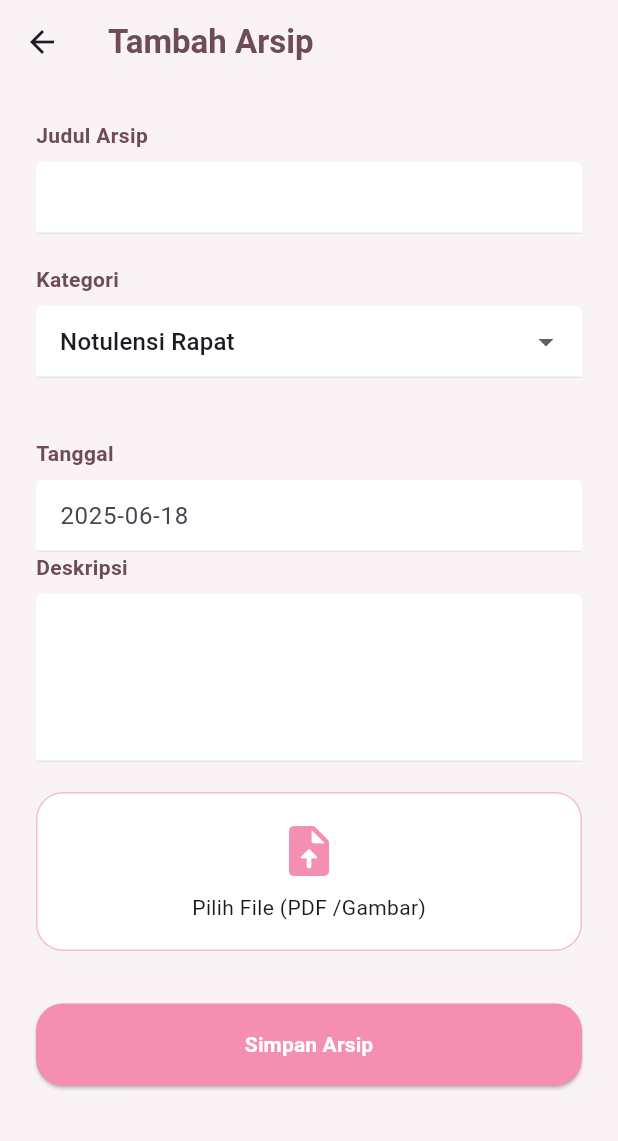
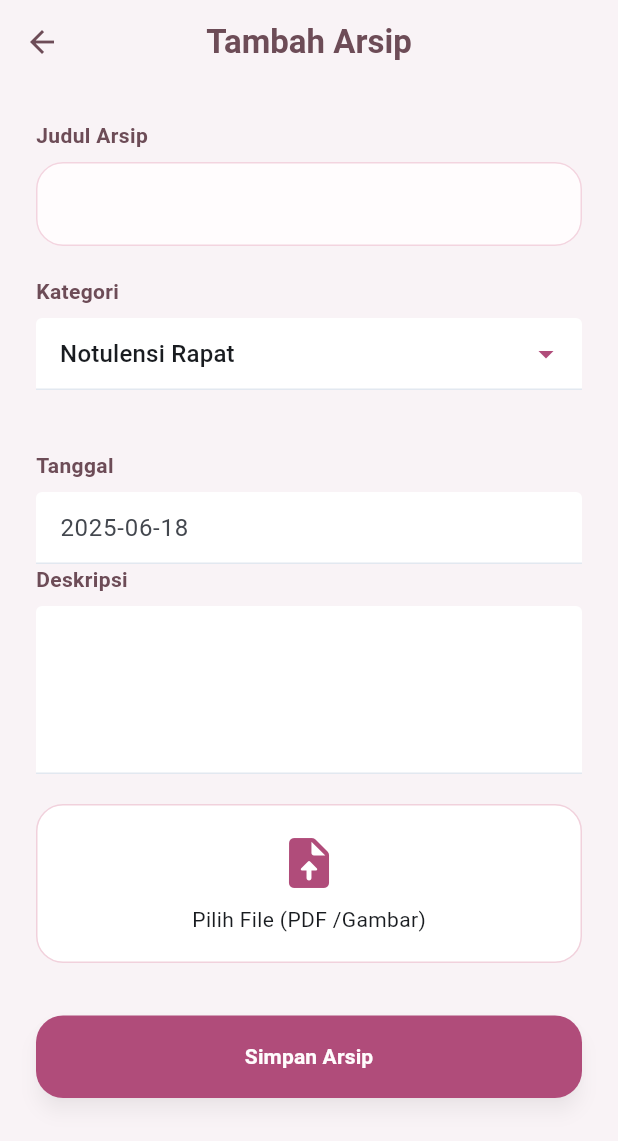
Before and after one commit to lutfiahdamayanti/arsipku-flutter, a Flutter app: the TambahArsipPage screen opened directly, on a phone screen of 412 x 824 dp. Shown: the top 1141 px of the screen. Run offline on Flutter 3.47's test engine with Material 3 defaults, Android fonts, the light colour scheme and no system bars; our stand-ins replace file_picker, firebase_auth, firebase_core, firebase_messaging, flutter_local_notifications, google_sign_in and 2 more; accounts and stored records are empty; network calls fail; Roboto replaces fonts that are missing (Sans-Serif).

Commit message:
Perbaikan UI tambah

```diff
--- a/lib/tambah_arsip.dart
+++ b/lib/tambah_arsip.dart
@@ -51,6 +51,10 @@ class _TambahArsipPageState extends State<TambahArsipPage> {
       appBar: AppBar(
         backgroundColor: const Color(0xFFF9F3F6),
         elevation: 0,
+        centerTitle: true,
+        iconTheme: const IconThemeData(
+          color: Color(0xFF6D4C57),
+        ),
         title: const Text(
           'Tambah Arsip',
           style: TextStyle(
@@ -81,10 +85,19 @@ class _TambahArsipPageState extends State<TambahArsipPage> {
               controller: judulController,
               decoration: InputDecoration(
                 filled: true,
-                fillColor: Colors.white,
-                border: OutlineInputBorder(
+                fillColor:const Color(0xFFFFFCFD),
+                enabledBorder: OutlineInputBorder(
                   borderRadius: BorderRadius.circular(18),
-                  borderSide: BorderSide.none,
+                  borderSide: BorderSide(
+                    color: Color(0xFFF3D4DF),
+                  ),
+                ),
+                focusedBorder: OutlineInputBorder(
+                  borderRadius: BorderRadius.circular(18),
+                  borderSide: BorderSide(
+                    color: Color(0xFFB04C7A),
+                    width: 1.5,
+                  ),
                 ),
               ),
             ),
@@ -102,6 +115,8 @@ class _TambahArsipPageState extends State<TambahArsipPage> {
             const SizedBox(height: 8),
 
             DropdownButtonFormField(
+              dropdownColor: const Color(0xFFFFFCFD),
+              iconEnabledColor: const Color(0xFFB04C7A),
               value: kategori,
               items: kategoriList.map((item) {
                 return DropdownMenuItem(
@@ -186,14 +201,14 @@ class _TambahArsipPageState extends State<TambahArsipPage> {
                   color: Colors.white,
                   borderRadius: BorderRadius.circular(18),
                   border: Border.all(
-                    color: const Color(0xFFF8BBD0),
+                    color: const Color(0xFFF1D1DC),
                   ),
                 ),
                   child: Column(
                     children: [
                       const Icon(
                         Icons.upload_file_rounded,
-                        color: Color(0xFFF48FB1), size: 40,
+                        color: Color(0xFFB04C7A), size: 40,
                       ),
                       const SizedBox(height: 8),
                       const Text('Pilih File (PDF /Gambar)'),
@@ -252,7 +267,9 @@ class _TambahArsipPageState extends State<TambahArsipPage> {
                     }
                 },
                 style: ElevatedButton.styleFrom(
-                  backgroundColor: const Color(0xFFF48FB1),
+                  backgroundColor: const Color(0xFFB04C7A),
+                  elevation: 5,
+                  shadowColor: Colors.black26,
                   shape: RoundedRectangleBorder(
                     borderRadius: BorderRadius.circular(18),
                   ),
@@ -260,7 +277,7 @@ class _TambahArsipPageState extends State<TambahArsipPage> {
                 child: const Text(
                   'Simpan Arsip',
                   style: TextStyle(
-                    color: Colors.white,
+                    color:const Color(0xFFFFFCFD),
                     fontWeight: FontWeight.bold,
                   ),
                 ),
```
